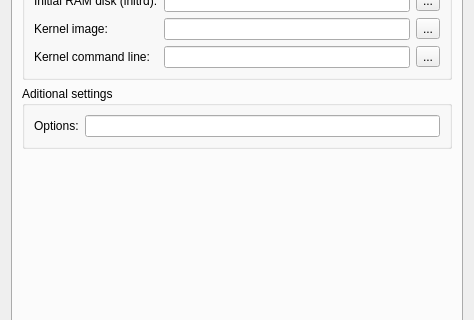
Before: the Qt Designer form gns3/modules/qemu/ui/qemu_vm_preferences_page.ui in GNS3/gns3-gui, drawn with Qt 5; both pictures show x 0 to 474 and y 85 to 405 of the 474 by 569 pixel window.
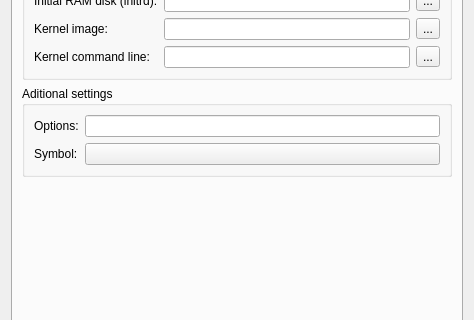
After: the same form once the commit is applied. The open tabs and pages were chosen to show the change.

Commit message: Refactor node creation and improvements on QEMU VMs configuration.

```diff
--- a/gns3/modules/qemu/ui/qemu_vm_preferences_page.ui
+++ b/gns3/modules/qemu/ui/qemu_vm_preferences_page.ui
@@ -296,6 +296,9 @@
           <string>Aditional settings</string>
          </property>
          <layout class="QGridLayout" name="gridLayout_3">
+          <item row="0" column="2">
+           <widget class="QLineEdit" name="uiQemuOptionsLineEdit"/>
+          </item>
           <item row="0" column="0">
            <widget class="QLabel" name="uiQemuOptionsLabel">
             <property name="text">
@@ -303,12 +306,31 @@
             </property>
            </widget>
           </item>
-          <item row="0" column="2">
-           <widget class="QLineEdit" name="uiQemuOptionsLineEdit"/>
+          <item row="1" column="0">
+           <widget class="QLabel" name="uiSymbolLabel">
+            <property name="text">
+             <string>Symbol:</string>
+            </property>
+           </widget>
+          </item>
+          <item row="1" column="2">
+           <widget class="QPushButton" name="uiSymbolPushButton">
+            <property name="text">
+             <string/>
+            </property>
+            <property name="iconSize">
+             <size>
+              <width>64</width>
+              <height>64</height>
+             </size>
+            </property>
+           </widget>
           </item>
          </layout>
          <zorder>uiQemuOptionsLineEdit</zorder>
          <zorder>uiQemuOptionsLabel</zorder>
+         <zorder>uiSymbolLabel</zorder>
+         <zorder>uiSymbolPushButton</zorder>
         </widget>
        </item>
        <item>
```
The commit also changes 12 other files.
